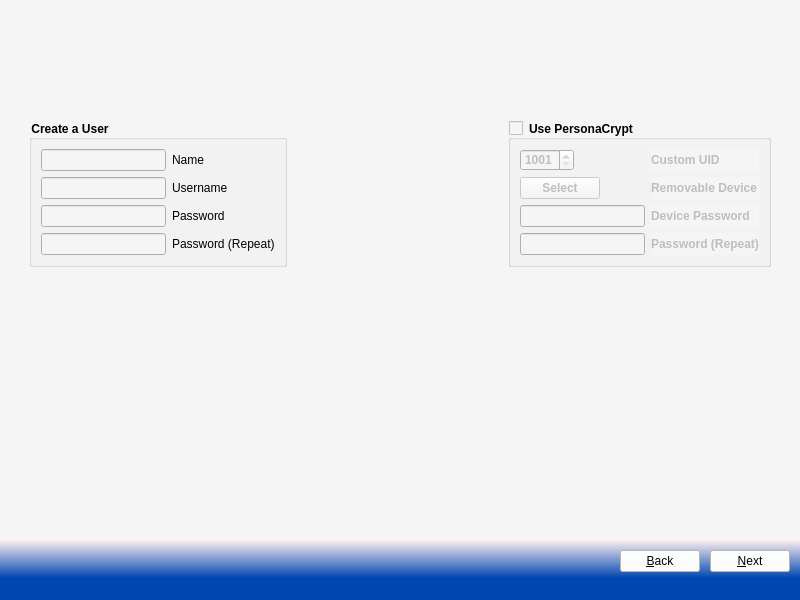
Qt form src-qt5/pc-firstbootgui/firstboot.ui (trueos/pcbsd) before a commit.
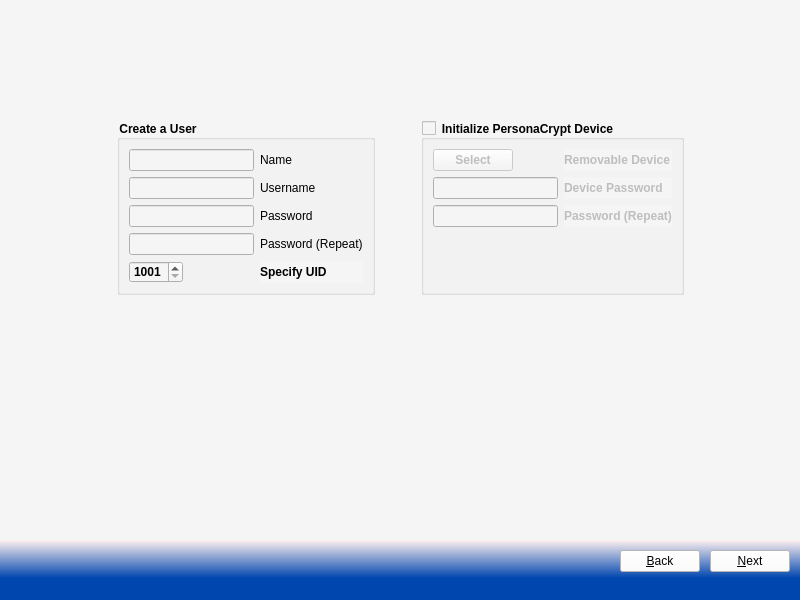
The same form after that commit. Icons and pictures are not drawn.

Commit message: Add the ability to specify a UID for the firstboot user, and the ability to initialize that use with a personacrypt device.

The edit to the form file:
```diff
--- a/src-qt5/pc-firstbootgui/firstboot.ui
+++ b/src-qt5/pc-firstbootgui/firstboot.ui
@@ -6,8 +6,8 @@
    <rect>
     <x>0</x>
     <y>0</y>
-    <width>656</width>
-    <height>482</height>
+    <width>800</width>
+    <height>600</height>
    </rect>
   </property>
   <property name="minimumSize">
@@ -783,26 +783,13 @@
           </item>
           <item>
            <layout class="QGridLayout" name="gridLayout_6">
-            <item row="1" column="3">
-             <spacer name="verticalSpacer_13">
-              <property name="orientation">
-               <enum>Qt::Vertical</enum>
-              </property>
-              <property name="sizeHint" stdset="0">
-               <size>
-                <width>20</width>
-                <height>0</height>
-               </size>
-              </property>
-             </spacer>
-            </item>
             <item row="0" column="5">
              <spacer name="horizontalSpacer_15">
               <property name="orientation">
                <enum>Qt::Horizontal</enum>
               </property>
               <property name="sizeType">
-               <enum>QSizePolicy::Preferred</enum>
+               <enum>QSizePolicy::Expanding</enum>
               </property>
               <property name="sizeHint" stdset="0">
                <size>
@@ -817,6 +804,9 @@
               <property name="orientation">
                <enum>Qt::Horizontal</enum>
               </property>
+              <property name="sizeType">
+               <enum>QSizePolicy::Preferred</enum>
+              </property>
               <property name="sizeHint" stdset="0">
                <size>
                 <width>40</width>
@@ -831,7 +821,7 @@
                <enum>Qt::Horizontal</enum>
               </property>
               <property name="sizeType">
-               <enum>QSizePolicy::Preferred</enum>
+               <enum>QSizePolicy::Expanding</enum>
               </property>
               <property name="sizeHint" stdset="0">
                <size>
@@ -941,44 +931,8 @@
                  </property>
                 </widget>
                </item>
-              </layout>
-             </widget>
-            </item>
-            <item row="0" column="4">
-             <widget class="QGroupBox" name="groupBox_3">
-              <property name="sizePolicy">
-               <sizepolicy hsizetype="Expanding" vsizetype="Minimum">
-                <horstretch>0</horstretch>
-                <verstretch>0</verstretch>
-               </sizepolicy>
-              </property>
-              <property name="font">
-               <font>
-                <weight>75</weight>
-                <bold>true</bold>
-               </font>
-              </property>
-              <property name="title">
-               <string>Use PersonaCrypt</string>
-              </property>
-              <property name="alignment">
-               <set>Qt::AlignLeading|Qt::AlignLeft|Qt::AlignTop</set>
-              </property>
-              <property name="checkable">
-               <bool>true</bool>
-              </property>
-              <property name="checked">
-               <bool>false</bool>
-              </property>
-              <layout class="QFormLayout" name="formLayout">
-               <property name="sizeConstraint">
-                <enum>QLayout::SetMinimumSize</enum>
-               </property>
-               <property name="labelAlignment">
-                <set>Qt::AlignLeading|Qt::AlignLeft|Qt::AlignTop</set>
-               </property>
-               <item row="0" column="0">
-                <widget class="QSpinBox" name="spinBox">
+               <item row="4" column="0">
+                <widget class="QSpinBox" name="spin_UID">
                  <property name="sizePolicy">
                   <sizepolicy hsizetype="Expanding" vsizetype="Fixed">
                    <horstretch>0</horstretch>
@@ -993,18 +947,57 @@
                  </property>
                 </widget>
                </item>
-               <item row="0" column="1">
+               <item row="4" column="1">
                 <widget class="QLabel" name="label_16">
                  <property name="toolTip">
                   <string>PersonaCrypt users need the same UID for every system on which they are used</string>
                  </property>
                  <property name="text">
-                  <string>Custom UID</string>
+                  <string>Specify UID</string>
                  </property>
                 </widget>
                </item>
-               <item row="1" column="0">
-                <widget class="QPushButton" name="pushButton">
+              </layout>
+             </widget>
+            </item>
+            <item row="0" column="4">
+             <widget class="QGroupBox" name="group_usePC">
+              <property name="sizePolicy">
+               <sizepolicy hsizetype="Expanding" vsizetype="Minimum">
+                <horstretch>0</horstretch>
+                <verstretch>0</verstretch>
+               </sizepolicy>
+              </property>
+              <property name="font">
+               <font>
+                <weight>75</weight>
+                <bold>true</bold>
+               </font>
+              </property>
+              <property name="title">
+               <string>Initialize PersonaCrypt Device</string>
+              </property>
+              <property name="alignment">
+               <set>Qt::AlignLeading|Qt::AlignLeft|Qt::AlignTop</set>
+              </property>
+              <property name="checkable">
+               <bool>true</bool>
+              </property>
+              <property name="checked">
+               <bool>false</bool>
+              </property>
+              <layout class="QFormLayout" name="formLayout">
+               <property name="sizeConstraint">
+                <enum>QLayout::SetMinimumSize</enum>
+               </property>
+               <property name="fieldGrowthPolicy">
+                <enum>QFormLayout::AllNonFixedFieldsGrow</enum>
+               </property>
+               <property name="labelAlignment">
+                <set>Qt::AlignLeading|Qt::AlignLeft|Qt::AlignTop</set>
+               </property>
+               <item row="0" column="0">
+                <widget class="QPushButton" name="push_PC_device">
                  <property name="sizePolicy">
                   <sizepolicy hsizetype="Expanding" vsizetype="Fixed">
                    <horstretch>0</horstretch>
@@ -1016,14 +1009,14 @@
                  </property>
                 </widget>
                </item>
-               <item row="1" column="1">
+               <item row="0" column="1">
                 <widget class="QLabel" name="label_24">
                  <property name="text">
                   <string>Removable Device</string>
                  </property>
                 </widget>
                </item>
-               <item row="2" column="0">
+               <item row="1" column="0">
                 <widget class="QLineEdit" name="line_PCpass">
                  <property name="inputMethodHints">
                   <set>Qt::ImhHiddenText|Qt::ImhNoAutoUppercase|Qt::ImhNoPredictiveText|Qt::ImhSensitiveData</set>
@@ -1033,7 +1026,7 @@
                  </property>
                 </widget>
                </item>
-               <item row="2" column="1">
+               <item row="1" column="1">
                 <widget class="QLabel" name="label_25">
                  <property name="toolTip">
                   <string>User-portion of the disk encryption key</string>
@@ -1043,7 +1036,7 @@
                  </property>
                 </widget>
                </item>
-               <item row="3" column="0">
+               <item row="2" column="0">
                 <widget class="QLineEdit" name="line_PCpass_repeat">
                  <property name="inputMethodHints">
                   <set>Qt::ImhHiddenText|Qt::ImhNoAutoUppercase|Qt::ImhNoPredictiveText|Qt::ImhSensitiveData</set>
@@ -1053,7 +1046,7 @@
                  </property>
                 </widget>
                </item>
-               <item row="3" column="1">
+               <item row="2" column="1">
                 <widget class="QLabel" name="label_26">
                  <property name="text">
                   <string>Password (Repeat)</string>
@@ -1067,6 +1060,19 @@
           </item>
          </layout>
         </item>
+        <item row="2" column="1">
+         <spacer name="verticalSpacer_13">
+          <property name="orientation">
+           <enum>Qt::Vertical</enum>
+          </property>
+          <property name="sizeHint" stdset="0">
+           <size>
+            <width>20</width>
+            <height>0</height>
+           </size>
+          </property>
+         </spacer>
+        </item>
        </layout>
       </widget>
       <widget class="QWidget" name="Page_Wifi">
```
The commit also changes 2 other files.
